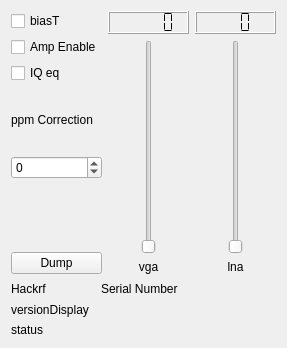
JvanKatwijk/qt-dab, file sources/devices/hackrf-handler/hackrf-widget.ui: the form before one commit.
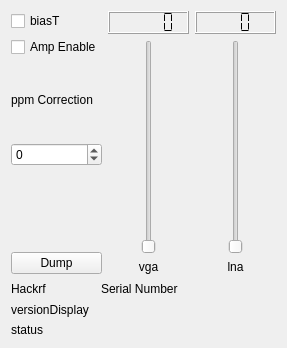
The form after the commit.

Commit message: adding an equalizer class

Diff of the .ui file:
```diff
--- a/sources/devices/hackrf-handler/hackrf-widget.ui
+++ b/sources/devices/hackrf-handler/hackrf-widget.ui
@@ -35,16 +35,6 @@
          </property>
         </widget>
        </item>
-       <item>
-        <widget class="QCheckBox" name="IQequalizer">
-         <property name="toolTip">
-          <string>&lt;html&gt;&lt;head/&gt;&lt;body&gt;&lt;p&gt;It seems that the I and Q samples are a little unbalanced. Settings this&lt;/p&gt;&lt;p&gt;selector enables a software &amp;quot;equalizer&amp;quot; to address this issue&lt;/p&gt;&lt;/body&gt;&lt;/html&gt;</string>
-         </property>
-         <property name="text">
-          <string>IQ eq</string>
-         </property>
-        </widget>
-       </item>
        <item>
         <widget class="QLabel" name="label">
          <property name="text">
```
The commit also changes 13 other files.
